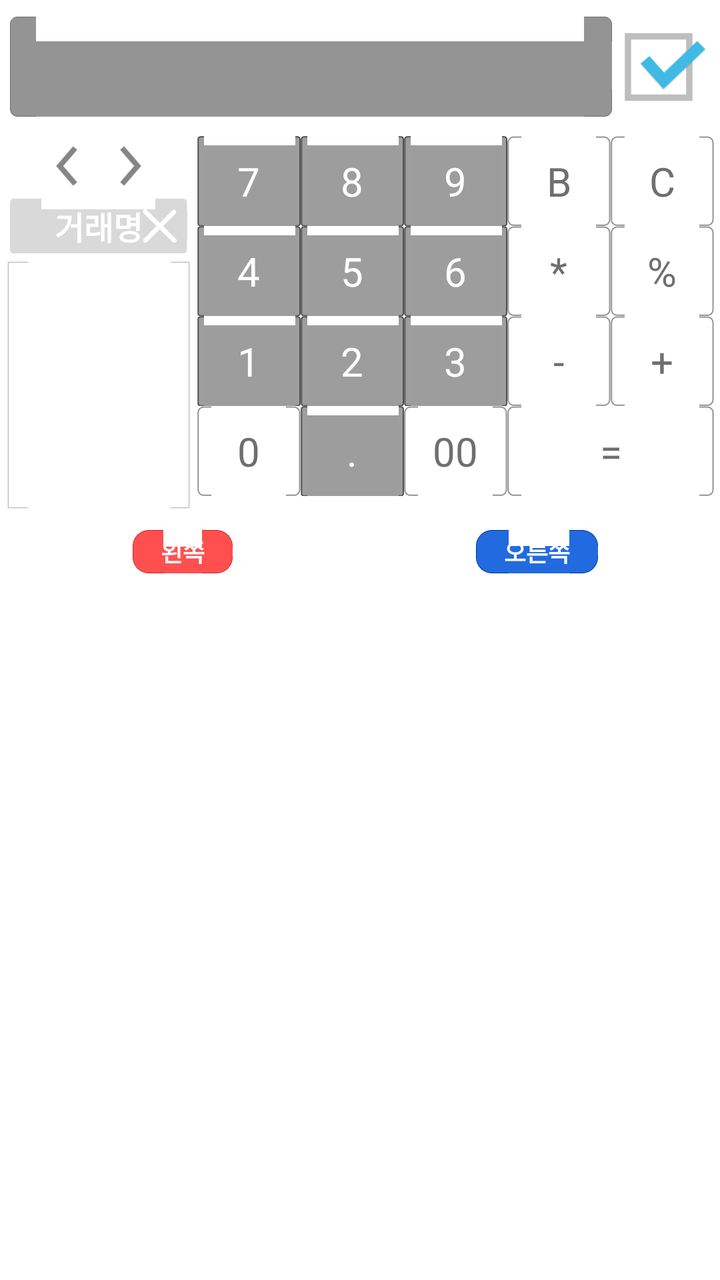
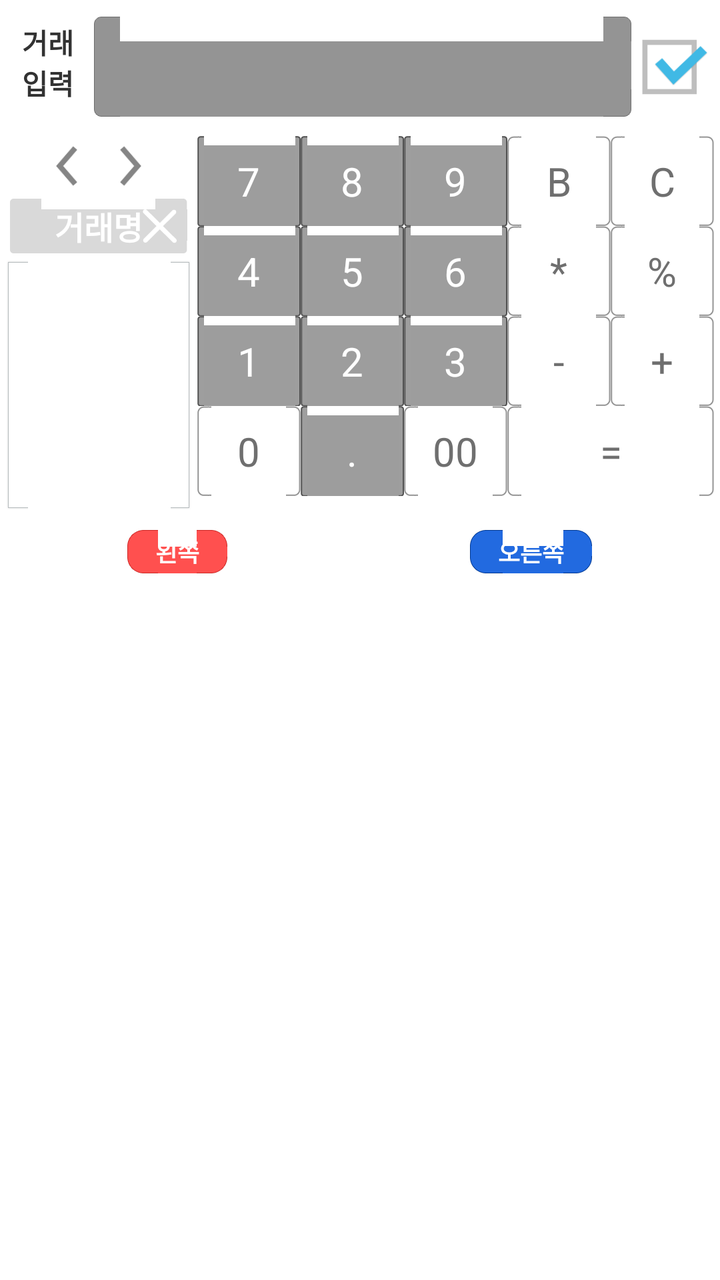

Screens rendered from an Android XML layout before and after an edit, with the pre-edit source and the edit as a unified diff.
<!-- AndroidManifest.xml: application theme AppTheme -->
<!-- res/layout/fragment_transaction_insert_tab.xml -->
<?xml version="1.0" encoding="utf-8"?>
<LinearLayout xmlns:android="http://schemas.android.com/apk/res/android"
    android:layout_width="match_parent"
    android:layout_height="match_parent"
    android:orientation="vertical"
    android:paddingLeft="3dp"
    android:paddingRight="3dp" >

    <LinearLayout
        android:layout_width="match_parent"
        android:layout_height="wrap_content"
        android:layout_marginBottom="4dp"
        android:layout_marginTop="6dp"
        android:orientation="horizontal"
        android:weightSum="1" >

        <TextView
            android:id="@+id/insert_amount"
            android:layout_width="match_parent"
            android:layout_height="50dp"
            android:layout_gravity="right|center_vertical"
            android:layout_marginLeft="2dp"
            android:layout_marginRight="2dp"
            android:layout_weight="0.7"
            android:background="@drawable/input_box_dark"
            android:gravity="right|center_vertical"
            android:lines="1"
            android:paddingLeft="8dp"
            android:paddingRight="8dp"
            android:textColor="@color/text_white"
            android:textSize="25sp"
            android:textStyle="bold" />

        <ImageView
            android:id="@+id/insert_submit"
            android:layout_width="70dp"
            android:layout_height="55dp"
            android:layout_gravity="center"
            android:layout_weight="0.3"
            android:contentDescription="@string/na"
            android:gravity="center"
            android:src="@drawable/check_on" />
    </LinearLayout>

    <LinearLayout
        android:layout_width="match_parent"
        android:layout_height="wrap_content"
        android:layout_marginTop="3dp"
        android:baselineAligned="false"
        android:orientation="horizontal"
        android:weightSum="1" >

        <LinearLayout
            android:layout_width="wrap_content"
            android:layout_height="wrap_content"
            android:layout_weight="0.1"
            android:orientation="vertical" >

            <LinearLayout
                android:layout_width="wrap_content"
                android:layout_height="wrap_content"
                android:layout_gravity="center"
                android:gravity="center"
                android:orientation="horizontal" >

                <ImageView
                    android:id="@+id/insert_yesterday"
                    android:layout_width="wrap_content"
                    android:layout_height="30dp"
                    android:layout_gravity="center"
                    android:contentDescription="@string/na"
                    android:gravity="center"
                    android:src="@drawable/ic_action_previous_item" />

                <TextView
                    android:id="@+id/insert_date"
                    android:layout_width="wrap_content"
                    android:layout_height="30dp"
                    android:layout_gravity="center"
                    android:gravity="center"
                    android:textSize="15sp" />

                <ImageView
                    android:id="@+id/insert_tomorrow"
                    android:layout_width="wrap_content"
                    android:layout_height="30dp"
                    android:layout_gravity="center"
                    android:contentDescription="@string/na"
                    android:gravity="center"
                    android:src="@drawable/ic_action_next_item" />
            </LinearLayout>

            <FrameLayout
                android:layout_width="fill_parent"
                android:layout_height="wrap_content"
                android:layout_gravity="center"
                android:layout_marginBottom="3dp"
                android:layout_marginLeft="2dp"
                android:layout_marginRight="2dp"
                android:layout_marginTop="1dp" >

                <EditText
                    android:id="@+id/insert_entry_title"
                    android:layout_width="fill_parent"
                    android:layout_height="wrap_content"
                    android:layout_gravity="center"
                    android:background="@drawable/process_n"
                    android:gravity="center"
                    android:hint="@string/insert_item_title"
                    android:inputType="text"
                    android:padding="2dp"
                    android:textColor="@color/text_light_blue"
                    android:textColorHint="@color/text_white"
                    android:textSize="16sp"
                    android:textStyle="bold" />

                <ImageView
                    android:id="@+id/insert_title_clear"
                    android:layout_width="wrap_content"
                    android:layout_height="wrap_content"
                    android:layout_gravity="right|center_vertical"
                    android:contentDescription="@string/na"
                    android:src="@drawable/close" />
            </FrameLayout>

            <ListView
                android:id="@+id/insert_frequent_items"
                android:layout_width="fill_parent"
                android:layout_height="125dp"
                android:background="@drawable/input_box_rect"
                android:padding="2dp" />
        </LinearLayout>

        <LinearLayout
            android:layout_width="0dp"
            android:layout_height="wrap_content"
            android:layout_marginLeft="3dp"
            android:layout_weight="0.9"
            android:orientation="vertical" >

            <TableLayout
                android:layout_width="match_parent"
                android:layout_height="match_parent"
                android:layout_gravity="center"
                android:gravity="center"
                android:stretchColumns="1" >

                <TableRow>

                    <TextView
                        android:id="@+id/insert_pad_7"
                        android:layout_width="0dp"
                        android:layout_height="@dimen/calc_btn_height"
                        android:layout_gravity="center"
                        android:layout_weight="1"
                        android:background="@drawable/gray_box"
                        android:gravity="center"
                        android:padding="3dp"
                        android:text="@string/pad_7"
                        android:textColor="@color/calc_number_btn"
                        android:textSize="20sp" />

                    <TextView
                        android:id="@+id/insert_pad_8"
                        android:layout_width="0dp"
                        android:layout_height="@dimen/calc_btn_height"
                        android:layout_gravity="center"
                        android:layout_weight="1"
                        android:background="@drawable/gray_box"
                        android:gravity="center"
                        android:padding="3dp"
                        android:text="@string/pad_8"
                        android:textColor="@color/calc_number_btn"
                        android:textSize="20sp" />

                    <TextView
                        android:id="@+id/insert_pad_9"
                        android:layout_width="0dp"
                        android:layout_height="@dimen/calc_btn_height"
                        android:layout_gravity="center"
                        android:layout_weight="1"
                        android:background="@drawable/gray_box"
                        android:gravity="center"
                        android:padding="3dp"
                        android:text="@string/pad_9"
                        android:textColor="@color/calc_number_btn"
                        android:textSize="20sp" />

                    <TextView
                        android:id="@+id/insert_pad_back"
                        android:layout_width="0dp"
                        android:layout_height="@dimen/calc_btn_height"
                        android:layout_gravity="center"
                        android:layout_weight="1"
                        android:background="@drawable/white_box"
                        android:gravity="center"
                        android:padding="3dp"
                        android:text="@string/pad_back"
                        android:textColor="@color/calc_func_btn"
                        android:textSize="20sp" />

                    <TextView
                        android:id="@+id/insert_pad_clear"
                        android:layout_width="0dp"
                        android:layout_height="@dimen/calc_btn_height"
                        android:layout_gravity="center"
                        android:layout_weight="1"
                        android:background="@drawable/white_box"
                        android:gravity="center"
                        android:padding="3dp"
                        android:text="@string/pad_clear"
                        android:textColor="@color/calc_func_btn"
                        android:textSize="20sp" />
                </TableRow>

                <TableRow>

                    <TextView
                        android:id="@+id/insert_pad_4"
                        android:layout_width="0dp"
                        android:layout_height="@dimen/calc_btn_height"
                        android:layout_gravity="center"
                        android:layout_weight="1"
                        android:background="@drawable/gray_box"
                        android:gravity="center"
                        android:padding="3dp"
                        android:text="@string/pad_4"
                        android:textColor="@color/calc_number_btn"
                        android:textSize="20sp" />

                    <TextView
                        android:id="@+id/insert_pad_5"
                        android:layout_width="0dp"
                        android:layout_height="@dimen/calc_btn_height"
                        android:layout_gravity="center"
                        android:layout_weight="1"
                        android:background="@drawable/gray_box"
                        android:gravity="center"
                        android:padding="3dp"
                        android:text="@string/pad_5"
                        android:textColor="@color/calc_number_btn"
                        android:textSize="20sp" />

                    <TextView
                        android:id="@+id/insert_pad_6"
                        android:layout_width="0dp"
                        android:layout_height="@dimen/calc_btn_height"
                        android:layout_gravity="center"
                        android:layout_weight="1"
                        android:background="@drawable/gray_box"
                        android:gravity="center"
                        android:padding="3dp"
                        android:text="@string/pad_6"
                        android:textColor="@color/calc_number_btn"
                        android:textSize="20sp" />

                    <TextView
                        android:id="@+id/insert_pad_multiply"
                        android:layout_width="0dp"
                        android:layout_height="@dimen/calc_btn_height"
                        android:layout_gravity="center"
                        android:layout_weight="1"
                        android:background="@drawable/white_box"
                        android:gravity="center"
                        android:padding="3dp"
                        android:text="@string/pad_multiply"
                        android:textColor="@color/calc_func_btn"
                        android:textSize="20sp" />

                    <TextView
                        android:id="@+id/insert_pad_divide"
                        android:layout_width="0dp"
                        android:layout_height="@dimen/calc_btn_height"
                        android:layout_gravity="center"
                        android:layout_weight="1"
                        android:background="@drawable/white_box"
                        android:gravity="center"
                        android:padding="3dp"
                        android:text="@string/pad_divide"
                        android:textColor="@color/calc_func_btn"
                        android:textSize="20sp" />
                </TableRow>

                <TableRow>

                    <TextView
                        android:id="@+id/insert_pad_1"
                        android:layout_width="0dp"
                        android:layout_height="@dimen/calc_btn_height"
                        android:layout_gravity="center"
                        android:layout_weight="1"
                        android:background="@drawable/gray_box"
                        android:gravity="center"
                        android:padding="3dp"
                        android:text="@string/pad_1"
                        android:textColor="@color/calc_number_btn"
                        android:textSize="20sp" />

                    <TextView
                        android:id="@+id/insert_pad_2"
                        android:layout_width="0dp"
                        android:layout_height="@dimen/calc_btn_height"
                        android:layout_gravity="center"
                        android:layout_weight="1"
                        android:background="@drawable/gray_box"
                        android:gravity="center"
                        android:padding="3dp"
                        android:text="@string/pad_2"
                        android:textColor="@color/calc_number_btn"
                        android:textSize="20sp" />

                    <TextView
                        android:id="@+id/insert_pad_3"
                        android:layout_width="0dp"
                        android:layout_height="@dimen/calc_btn_height"
                        android:layout_gravity="center"
                        android:layout_weight="1"
                        android:background="@drawable/gray_box"
                        android:gravity="center"
                        android:padding="3dp"
                        android:text="@string/pad_3"
                        android:textColor="@color/calc_number_btn"
                        android:textSize="20sp" />

                    <TextView
                        android:id="@+id/insert_pad_minus"
                        android:layout_width="0dp"
                        android:layout_height="@dimen/calc_btn_height"
                        android:layout_gravity="center"
                        android:layout_weight="1"
                        android:background="@drawable/white_box"
                        android:gravity="center"
                        android:padding="3dp"
                        android:text="@string/pad_minus"
                        android:textColor="@color/calc_func_btn"
                        android:textSize="20sp" />

                    <TextView
                        android:id="@+id/insert_pad_plus"
                        android:layout_width="0dp"
                        android:layout_height="@dimen/calc_btn_height"
                        android:layout_gravity="center"
                        android:layout_weight="1"
                        android:background="@drawable/white_box"
                        android:gravity="center"
                        android:padding="3dp"
                        android:text="@string/pad_plus"
                        android:textColor="@color/calc_func_btn"
                        android:textSize="20sp" />
                </TableRow>

                <TableRow>

                    <TextView
                        android:id="@+id/insert_pad_10"
                        android:layout_width="0dp"
                        android:layout_height="@dimen/calc_btn_height"
                        android:layout_gravity="center"
                        android:layout_weight="1"
                        android:background="@drawable/white_box"
                        android:gravity="center"
                        android:padding="3dp"
                        android:text="@string/pad_10"
                        android:textColor="@color/calc_func_btn"
                        android:textSize="20sp" />

                    <TextView
                        android:id="@+id/insert_pad_point"
                        android:layout_width="0dp"
                        android:layout_height="@dimen/calc_btn_height"
                        android:layout_gravity="center"
                        android:layout_weight="1"
                        android:background="@drawable/gray_box"
                        android:gravity="center"
                        android:padding="3dp"
                        android:text="@string/pad_point"
                        android:textColor="@color/calc_number_btn"
                        android:textSize="20sp" />

                    <TextView
                        android:id="@+id/insert_pad_100"
                        android:layout_width="0dp"
                        android:layout_height="@dimen/calc_btn_height"
                        android:layout_gravity="center"
                        android:layout_weight="1"
                        android:background="@drawable/white_box"
                        android:gravity="center"
                        android:padding="3dp"
                        android:text="@string/pad_100"
                        android:textColor="@color/calc_func_btn"
                        android:textSize="20sp" />

                    <TextView
                        android:id="@+id/insert_pad_eq"
                        android:layout_width="0dp"
                        android:layout_height="@dimen/calc_btn_height"
                        android:layout_gravity="center"
                        android:layout_span="1"
                        android:layout_weight="2"
                        android:background="@drawable/white_box"
                        android:gravity="center"
                        android:padding="3dp"
                        android:text="@string/pad_eq"
                        android:textColor="@color/calc_func_btn"
                        android:textSize="20sp" />
                </TableRow>
            </TableLayout>
        </LinearLayout>
    </LinearLayout>

    <LinearLayout
        android:layout_width="match_parent"
        android:layout_height="wrap_content"
        android:layout_marginBottom="5dp"
        android:layout_marginTop="10dp"
        android:orientation="horizontal"
        android:weightSum="1" >

        <LinearLayout
            android:layout_width="wrap_content"
            android:layout_height="wrap_content"
            android:layout_gravity="top|center_horizontal"
            android:layout_weight="0.5"
            android:gravity="top|center_horizontal"
            android:orientation="vertical" >

            <TextView
                android:layout_width="wrap_content"
                android:layout_height="wrap_content"
                android:background="@drawable/input_color_box_9"
                android:paddingBottom="2dp"
                android:paddingLeft="14dp"
                android:paddingRight="14dp"
                android:paddingTop="2dp"
                android:text="@string/insert_left_accounts"
                android:textColor="@color/text_white"
                android:textSize="12sp"
                android:textStyle="bold" />

            <ExpandableListView
                android:id="@+id/insert_category_left"
                android:layout_width="wrap_content"
                android:layout_height="wrap_content"
                android:layout_marginTop="10dp"
                android:background="@drawable/input_box_rect"
                android:textSize="20sp" />
        </LinearLayout>

        <LinearLayout
            android:layout_width="wrap_content"
            android:layout_height="wrap_content"
            android:layout_gravity="top|center_horizontal"
            android:layout_weight="0.5"
            android:gravity="top|center_horizontal"
            android:orientation="vertical" >

            <TextView
                android:layout_width="wrap_content"
                android:layout_height="wrap_content"
                android:background="@drawable/input_color_box_3"
                android:paddingBottom="2dp"
                android:paddingLeft="14dp"
                android:paddingRight="14dp"
                android:paddingTop="2dp"
                android:text="@string/insert_right_accounts"
                android:textColor="@color/text_white"
                android:textSize="12sp"
                android:textStyle="bold" />

            <ExpandableListView
                android:id="@+id/insert_category_right"
                android:layout_width="wrap_content"
                android:layout_height="wrap_content"
                android:layout_marginTop="10dp"
                android:background="@drawable/input_box_rect"
                android:textSize="20sp" />
        </LinearLayout>
    </LinearLayout>

</LinearLayout>
<!-- resources referenced by this layout -->
<resources>
  <color name="text_light_blue">#43BEEB</color>
  <color name="text_white">#FFFFFF</color>
  <dimen name="calc_btn_height">45dp</dimen>
  <!-- drawable check_on: png bitmap (drawable-xxhdpi, 5563 bytes) -->
  <!-- drawable close: png bitmap (drawable-xxhdpi, 3419 bytes) -->
  <!-- drawable gray_box: png bitmap (drawable-xxhdpi, 3073 bytes) -->
  <!-- drawable ic_action_next_item: png bitmap (drawable-hdpi, 585 bytes) -->
  <!-- drawable ic_action_previous_item: png bitmap (drawable-hdpi, 599 bytes) -->
  <!-- drawable input_box_dark: png bitmap (drawable-xxhdpi, 1402 bytes) -->
  <!-- drawable input_box_rect: png bitmap (drawable-xxhdpi, 3099 bytes) -->
  <!-- drawable input_color_box_3: png bitmap (drawable-xxhdpi, 4025 bytes) -->
  <!-- drawable input_color_box_9: png bitmap (drawable-xxhdpi, 4063 bytes) -->
  <!-- drawable process_n: png bitmap (drawable-xxhdpi, 3063 bytes) -->
  <!-- drawable white_box: png bitmap (drawable-xxhdpi, 1377 bytes) -->
  <string name="insert_item_title">거래명</string>
  <string name="insert_left_accounts">왼쪽</string>
  <string name="insert_right_accounts">오른쪽</string>
  <string name="na" />
  <string name="pad_1">1</string>
  <string name="pad_10">0</string>
  <string name="pad_100">00</string>
  <string name="pad_2">2</string>
  <string name="pad_3">3</string>
  <string name="pad_4">4</string>
  <string name="pad_5">5</string>
  <string name="pad_6">6</string>
  <string name="pad_7">7</string>
  <string name="pad_8">8</string>
  <string name="pad_9">9</string>
  <string name="pad_back">B</string>
  <string name="pad_clear">C</string>
  <string name="pad_divide">%</string>
  <string name="pad_eq">=</string>
  <string name="pad_minus">-</string>
  <string name="pad_multiply">*</string>
  <string name="pad_plus">+</string>
  <string name="pad_point">.</string>
  <style name="AppTheme" parent="AppBaseTheme">
          <item name="android:actionBarSize">40dp</item>
          
      </style>
  <style name="AppBaseTheme" parent="android:Theme.Light">
          
      </style>
</resources>

<!-- the commit's change to res/layout/fragment_transaction_insert_tab.xml (unified diff, before → after) -->
@@ -15,13 +15,23 @@
         android:weightSum="1" >
 
         <TextView
+            android:id="@+id/insert_mode"
+            android:layout_width="wrap_content"
+            android:layout_height="50dp"
+            android:gravity="center"
+            android:textSize="14sp"
+            android:text="@string/mode_entry_insert"
+            android:textStyle="bold"
+            android:layout_weight="0.1" />
+
+        <TextView
             android:id="@+id/insert_amount"
             android:layout_width="match_parent"
             android:layout_height="50dp"
             android:layout_gravity="right|center_vertical"
             android:layout_marginLeft="2dp"
             android:layout_marginRight="2dp"
-            android:layout_weight="0.7"
+            android:layout_weight="0.6"
             android:background="@drawable/input_box_dark"
             android:gravity="right|center_vertical"
             android:lines="1"
@@ -33,7 +43,7 @@
 
         <ImageView
             android:id="@+id/insert_submit"
-            android:layout_width="70dp"
+            android:layout_width="80dp"
             android:layout_height="55dp"
             android:layout_gravity="center"
             android:layout_weight="0.3"
@@ -425,6 +435,7 @@
             android:orientation="vertical" >
 
             <TextView
+                android:id="@+id/insert_category_left_title"
                 android:layout_width="wrap_content"
                 android:layout_height="wrap_content"
                 android:background="@drawable/input_color_box_9"
@@ -439,7 +450,7 @@
 
             <ExpandableListView
                 android:id="@+id/insert_category_left"
-                android:layout_width="wrap_content"
+                android:layout_width="match_parent"
                 android:layout_height="wrap_content"
                 android:layout_marginTop="10dp"
                 android:background="@drawable/input_box_rect"
@@ -455,6 +466,7 @@
             android:orientation="vertical" >
 
             <TextView
+                android:id="@+id/insert_category_right_title"
                 android:layout_width="wrap_content"
                 android:layout_height="wrap_content"
                 android:background="@drawable/input_color_box_3"
@@ -469,7 +481,7 @@
 
             <ExpandableListView
                 android:id="@+id/insert_category_right"
-                android:layout_width="wrap_content"
+                android:layout_width="match_parent"
                 android:layout_height="wrap_content"
                 android:layout_marginTop="10dp"
                 android:background="@drawable/input_box_rect"
<!-- resource entries referenced after the edit -->
@@ -17,6 +17,7 @@
   <string name="insert_item_title">거래명</string>
   <string name="insert_left_accounts">왼쪽</string>
   <string name="insert_right_accounts">오른쪽</string>
+  <string name="mode_entry_insert">거래 입력</string>
   <string name="na" />
   <string name="pad_1">1</string>
   <string name="pad_10">0</string>
